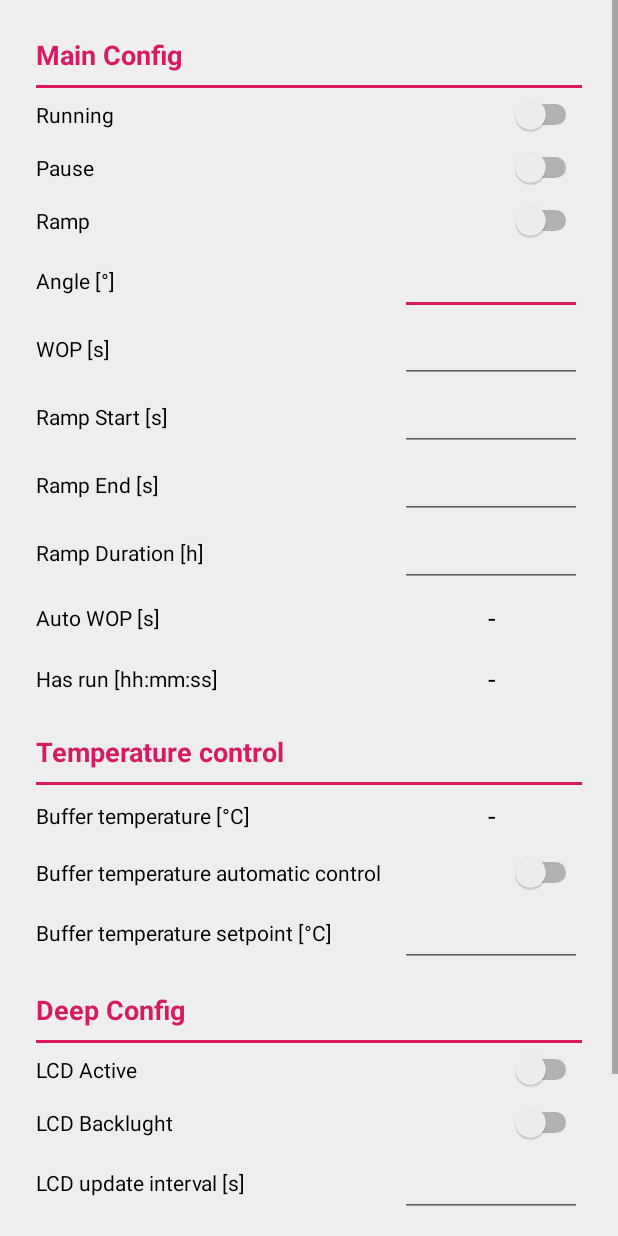
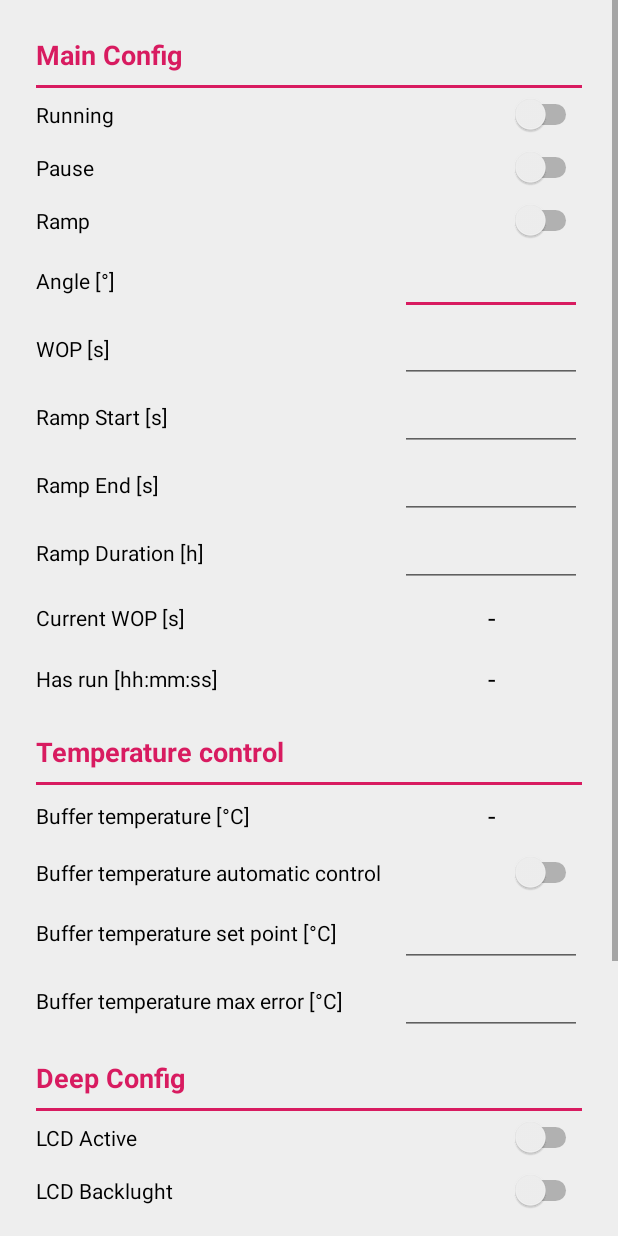
Before and after one commit to SylvianHemus/openPFGE, an Android app: the layout activity_pfge_config.xml on its own in the app's theme, with its tools: preview values and no code run, on a phone screen of 412 x 824 dp. Run offline under Robolectric (Android 15) with nearby library versions, the phone set to English and light mode, and no system bars.

Commit message:
Adding buffer temperature max error support

```diff
--- a/App Android/A1.1/openpfge/app/src/main/java/cl/paralelos/openpfge/MainActivity.java
+++ b/App Android/A1.1/openpfge/app/src/main/java/cl/paralelos/openpfge/MainActivity.java
@@ -1,11 +1,11 @@
 package cl.paralelos.openpfge;
-
-import androidx.appcompat.app.AppCompatActivity;
 
 import android.content.Intent;
 import android.os.Bundle;
 import android.os.Handler;
 import android.view.Window;
+
+import androidx.appcompat.app.AppCompatActivity;
 
 public class MainActivity extends AppCompatActivity {
 
--- a/App Android/A1.1/openpfge/app/src/main/java/cl/paralelos/openpfge/pfgeConfig.java
+++ b/App Android/A1.1/openpfge/app/src/main/java/cl/paralelos/openpfge/pfgeConfig.java
@@ -64,6 +64,7 @@ public class pfgeConfig extends AppCompatActivity implements ItemPickerDialogFra
     EditText editTextLcdUpdateInterval;
     EditText editTextBufferTemperatureUpdateInterval;
     EditText editTextBufferTemperatureSetpoint;
+    EditText editTextBufferTemperatureMaxError;
     TextView textViewAutoWop;
     TextView textViewBufferTemperature;
     TextView textViewHasRun;
@@ -137,6 +138,7 @@ public class pfgeConfig extends AppCompatActivity implements ItemPickerDialogFra
         params.put("bui", editTextBufferTemperatureUpdateInterval.getText().toString());
         params.put("btac", switchBufferTemperatureAutomaticControl.isChecked() ? "t" : "f");
         params.put("bts", editTextBufferTemperatureSetpoint.getText().toString());
+        params.put("btm", editTextBufferTemperatureMaxError.getText().toString());
         requestMethodWithParams(methodSet, params);
     }
 
@@ -157,6 +159,7 @@ public class pfgeConfig extends AppCompatActivity implements ItemPickerDialogFra
         }
         Log.d("Request", finalRequest);
         deviceInterface.sendMessage(finalRequest);
+        Toast.makeText(getApplicationContext(), "Requesting "+method+" method", Toast.LENGTH_LONG).show();
     }
 
     private void connectDevice() {
@@ -334,6 +337,9 @@ public class pfgeConfig extends AppCompatActivity implements ItemPickerDialogFra
                 case "bts":
                     editTextBufferTemperatureSetpoint.setText(entry.getValue());
                     break;
+                case "btm":
+                    editTextBufferTemperatureMaxError.setText(entry.getValue());
+                    break;
                 default:
                     break;
             }
@@ -468,6 +474,7 @@ public class pfgeConfig extends AppCompatActivity implements ItemPickerDialogFra
         editTextLcdUpdateInterval = findViewById(R.id.editTextLcdUpdateInterval);
         editTextBufferTemperatureUpdateInterval = findViewById(R.id.editTextBufferTemperatureUpdateInterval);
         editTextBufferTemperatureSetpoint =findViewById(R.id.editTextBufferTemperatureUpdateSetpoint);
+        editTextBufferTemperatureMaxError =findViewById(R.id.editTextBufferTemperatureMaxError);
 
         final Button buttonChangeDevice = findViewById(R.id.buttonChangeDevice);
         final Button buttonDisconnectDevice = findViewById(R.id.buttonDisconnectDevice);
@@ -477,7 +484,7 @@ public class pfgeConfig extends AppCompatActivity implements ItemPickerDialogFra
         textViewHasRun = findViewById(R.id.textViewHasRun);
         textViewDeviceName = findViewById(R.id.textViewDeviceName);
 
-        textViewDeviceName.setText("Device: " + bluetoothName);
+        textViewDeviceName.setText("Device name: " + bluetoothName);
 
         CompoundButton.OnCheckedChangeListener coccl=new CompoundButton.OnCheckedChangeListener() {
             public void onCheckedChanged(CompoundButton buttonView, boolean isChecked) {
--- a/App Android/A1.1/openpfge/app/src/main/res/layout/activity_pfge_config.xml
+++ b/App Android/A1.1/openpfge/app/src/main/res/layout/activity_pfge_config.xml
@@ -44,7 +44,8 @@
             android:layout_height="wrap_content"
             android:paddingTop="8dp"
             android:paddingBottom="8dp"
-            android:text="Running" />
+            android:text="Running"
+            android:tooltipText="Switch On/Off" />
 
         <Switch
             android:id="@+id/switchPause"
@@ -54,7 +55,8 @@
             android:paddingTop="8dp"
             android:paddingBottom="8dp"
             android:showText="false"
-            android:text="Pause" />
+            android:text="Pause"
+            android:tooltipText="Pause On/Off" />
 
         <Switch
             android:id="@+id/switchRamp"
@@ -64,7 +66,8 @@
             android:paddingTop="8dp"
             android:paddingBottom="8dp"
             android:showText="false"
-            android:text="Ramp" />
+            android:text="Ramp"
+            android:tooltipText="Ramp On/Off" />
 
         <LinearLayout
             android:layout_width="match_parent"
@@ -79,7 +82,8 @@
                 android:layout_height="wrap_content"
                 android:layout_weight="2"
                 android:text="Angle [°]"
-                android:textColor="@android:color/background_dark" />
+                android:textColor="@android:color/background_dark"
+                android:tooltipText="Rotation angle" />
 
             <EditText
                 android:id="@+id/editTextAngle"
@@ -106,7 +110,8 @@
                 android:layout_height="wrap_content"
                 android:layout_weight="2"
                 android:text="WOP [s]"
-                android:textColor="@android:color/background_dark" />
+                android:textColor="@android:color/background_dark"
+                android:tooltipText="Wait on position time" />
 
             <EditText
                 android:id="@+id/editTextWop"
@@ -133,7 +138,8 @@
                 android:layout_height="wrap_content"
                 android:layout_weight="2"
                 android:text="Ramp Start [s]"
-                android:textColor="@android:color/background_dark" />
+                android:textColor="@android:color/background_dark"
+                android:tooltipText="Wait on position start time" />
 
             <EditText
                 android:id="@+id/editTextRampStart"
@@ -160,7 +166,8 @@
                 android:layout_height="wrap_content"
                 android:layout_weight="2"
                 android:text="Ramp End [s]"
-                android:textColor="@android:color/background_dark" />
+                android:textColor="@android:color/background_dark"
+                android:tooltipText="Wait on position end time" />
 
             <EditText
                 android:id="@+id/editTextRampEnd"
@@ -187,7 +194,8 @@
                 android:layout_height="wrap_content"
                 android:layout_weight="2"
                 android:text="Ramp Duration [h]"
-                android:textColor="@android:color/background_dark" />
+                android:textColor="@android:color/background_dark"
+                android:tooltipText="Ramp duration time" />
 
             <EditText
                 android:id="@+id/editTextRampDuration"
@@ -214,8 +222,9 @@
                 android:layout_width="0dp"
                 android:layout_height="wrap_content"
                 android:layout_weight="2"
-                android:text="Auto WOP [s]"
-                android:textColor="@android:color/background_dark" />
+                android:text="Current WOP [s]"
+                android:textColor="@android:color/background_dark"
+                android:tooltipText="Current wait on position time" />
 
             <TextView
                 android:id="@+id/textViewAutoWop"
@@ -243,7 +252,8 @@
                 android:layout_height="wrap_content"
                 android:layout_weight="2"
                 android:text="Has run [hh:mm:ss]"
-                android:textColor="@android:color/background_dark" />
+                android:textColor="@android:color/background_dark"
+                android:tooltipText="Total run time" />
 
             <TextView
                 android:id="@+id/textViewHasRun"
@@ -287,7 +297,8 @@
                 android:layout_height="wrap_content"
                 android:layout_weight="2"
                 android:text="Buffer temperature [°C]"
-                android:textColor="@android:color/background_dark" />
+                android:textColor="@android:color/background_dark"
+                android:tooltipText="Current buffer temperature" />
 
             <TextView
                 android:id="@+id/textViewBufferTemperature"
@@ -309,7 +320,8 @@
             android:paddingTop="8dp"
             android:paddingBottom="8dp"
             android:showText="false"
-            android:text="Buffer temperature automatic control" />
+            android:text="Buffer temperature automatic control"
+            android:tooltipText="Buffer temperature automatic control On/Off"/>
 
 
         <LinearLayout
@@ -325,11 +337,41 @@
                 android:layout_width="0dp"
                 android:layout_height="wrap_content"
                 android:layout_weight="2"
-                android:text="Buffer temperature setpoint [°C]"
-                android:textColor="@android:color/background_dark" />
+                android:text="Buffer temperature set point [°C]"
+                android:textColor="@android:color/background_dark"
+                android:tooltipText="Buffer temperature set point" />
 
             <EditText
                 android:id="@+id/editTextBufferTemperatureUpdateSetpoint"
+                android:layout_width="0dp"
+                android:layout_height="wrap_content"
+                android:layout_weight="1"
+                android:ems="10"
+                android:inputType="number"
+                android:textAlignment="center" />
+
+        </LinearLayout>
+
+
+        <LinearLayout
+            android:id="@+id/wrapBufferTemperatureMaxError"
+            android:layout_width="match_parent"
+            android:layout_height="wrap_content"
+            android:gravity="center_vertical"
+            android:orientation="horizontal"
+            >
+
+            <TextView
+                android:id="@+id/textView16"
+                android:layout_width="0dp"
+                android:layout_height="wrap_content"
+                android:layout_weight="2"
+                android:text="Buffer temperature max error [°C]"
+                android:textColor="@android:color/background_dark"
+                android:tooltipText="Buffer temperature max error" />
+
+            <EditText
+                android:id="@+id/editTextBufferTemperatureMaxError"
                 android:layout_width="0dp"
                 android:layout_height="wrap_content"
                 android:layout_weight="1"
@@ -362,7 +404,8 @@
 
             android:paddingTop="8dp"
             android:paddingBottom="8dp"
-            android:text="LCD Active" />
+            android:text="LCD Active"
+            android:tooltipText="LCD On/Off" />
 
 
         <Switch
@@ -372,7 +415,8 @@
 
             android:paddingTop="8dp"
             android:paddingBottom="8dp"
-            android:text="LCD Backlught" />
+            android:text="LCD Backlught"
+            android:tooltipText="LCD Backlight On/Off" />
 
         <LinearLayout
             android:id="@+id/wrapLcdUpdateInterval"
@@ -388,7 +432,8 @@
                 android:layout_height="wrap_content"
                 android:layout_weight="2"
                 android:text="LCD update interval [s]"
-                android:textColor="@android:color/background_dark" />
+                android:textColor="@android:color/background_dark"
+                android:tooltipText="LCD info update interval" />
 
             <EditText
                 android:id="@+id/editTextLcdUpdateInterval"
@@ -414,7 +459,8 @@
                 android:layout_height="wrap_content"
                 android:layout_weight="2"
                 android:text="Buffer temperature update interval [s]"
-                android:textColor="@android:color/background_dark" />
+                android:textColor="@android:color/background_dark"
+                android:tooltipText="Buffer temperature update interval" />
 
             <EditText
                 android:id="@+id/editTextBufferTemperatureUpdateInterval"
@@ -427,6 +473,22 @@
 
         </LinearLayout>
 
+        <TextView
+            android:id="@+id/textView17"
+            android:layout_width="match_parent"
+            android:layout_height="wrap_content"
+            android:paddingTop="16dp"
+            android:paddingBottom="8dp"
+            android:text="Device"
+            android:textColor="@color/colorSectionTitle"
+            android:textSize="18sp"
+            android:textStyle="bold" />
+
+        <View
+            android:layout_width="match_parent"
+            android:layout_height="2dp"
+            android:background="@color/colorSectionSeparator" />
+
         <LinearLayout
             android:layout_width="match_parent"
             android:layout_height="wrap_content"
@@ -438,7 +500,9 @@
                 android:layout_width="0dp"
                 android:layout_height="wrap_content"
                 android:layout_weight="1"
-                android:text="Device: unknown"
+                android:paddingTop="8dp"
+                android:paddingBottom="8dp"
+                android:text="Device name: unknown"
                 android:textColor="@android:color/background_dark" />
 
         </LinearLayout>
--- a/App Android/A1.1/openpfge/build.gradle
+++ b/App Android/A1.1/openpfge/build.gradle
@@ -7,7 +7,7 @@ buildscript {
 
     }
     dependencies {
-        classpath 'com.android.tools.build:gradle:3.5.0'
+        classpath 'com.android.tools.build:gradle:3.5.1'
 
         // NOTE: Do not place your application dependencies here; they belong
         // in the individual module build.gradle files
```
Also changed, not shown: 1 other file.
